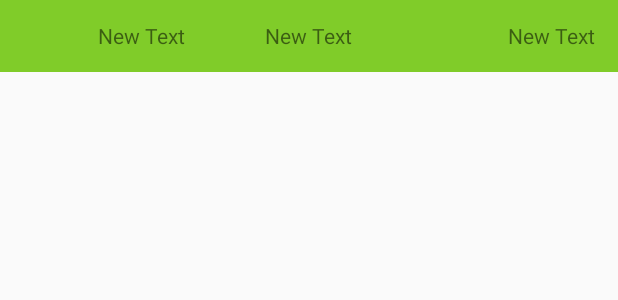
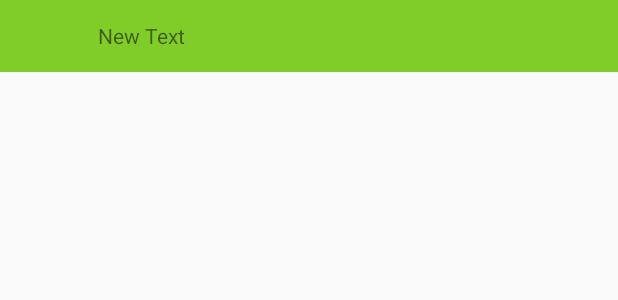
Before and after one commit to miweikeji/ourwork, an Android app: the layout activity_base.xml on its own in the app's theme, with its tools: preview values and no code run, on a phone screen of 412 x 824 dp. Shown: the top 300 px of the screen. Run offline under Robolectric (Android 15) with nearby library versions, the phone set to English and light mode, and no system bars.

Commit message:
完善标题栏（在NavigationBar类里）

```diff
--- a/app/src/main/java/com/miweikeji/app/views/NavigationBar.java
+++ b/app/src/main/java/com/miweikeji/app/views/NavigationBar.java
@@ -1,22 +1,85 @@
 package com.miweikeji.app.views;
 
+import android.app.Activity;
+import android.widget.ImageView;
 import android.widget.LinearLayout;
 import android.content.Context;
 import android.util.AttributeSet;
 import android.view.LayoutInflater;
 import android.view.View;
+import android.widget.RelativeLayout;
+import android.widget.TextView;
+
 import com.miweikeij.app.R;
 /**
  * Created by Administrator on 2015/10/2.
  */
-public class NavigationBar extends LinearLayout {
+public class NavigationBar extends LinearLayout implements View.OnClickListener {
 
+    private Activity activity;
+    private RelativeLayout  rl_navigation_bar;
+    private TextView tv_title;
+    private TextView tv_center_title;
+    private TextView tv_right_title;
+    private ImageView img_back;
     private Context context;
+
+    private RightOnClick rightOnClick;
+
+    public interface RightOnClick{
+        public void setRightOnClick();
+    }
+
+    public void setRightOnClick(RightOnClick rightOnClick){
+        this.rightOnClick = rightOnClick;
+    }
     public NavigationBar(Context context, AttributeSet attrs) {
         super(context, attrs);
         this.context = context;
         LayoutInflater inflater = (LayoutInflater) context.getSystemService(Context.LAYOUT_INFLATER_SERVICE);
         View layout = inflater.inflate(R.layout.navigation_bar, this);
 
+        rl_navigation_bar = (RelativeLayout)layout.findViewById(R.id.rl_navigation_bar);
+        tv_title = (TextView)layout.findViewById(R.id.tv_title);
+        tv_center_title = (TextView)layout.findViewById(R.id.tv_center_title);
+        tv_right_title = (TextView)layout.findViewById(R.id.tv_right_title);
+        img_back = (ImageView)layout.findViewById(R.id.img_back);
+        img_back.setOnClickListener(this);
+        tv_right_title.setOnClickListener(this);
+    }
+
+    private void setTitle(String title){
+        tv_title.setText(title);
+    }
+
+    private void setCenterTitle(String centerTitle){
+        tv_center_title.setVisibility(View.VISIBLE);
+        tv_title.setVisibility(View.INVISIBLE);
+        tv_center_title.setText(centerTitle);
+    }
+
+    private void setRightTitle(String rightTitle){
+        tv_right_title.setVisibility(View.VISIBLE);
+        tv_right_title.setText(rightTitle);
+    }
+
+
+    private void setBarInVisibile(){
+        rl_navigation_bar.setVisibility(View.GONE);
+    }
+
+    private void setContexts(Activity activity){
+        this.activity = activity;
+    }
+    @Override
+    public void onClick(View v) {
+        switch (v.getId()){
+            case R.id.img_back:
+                activity.finish();
+                break;
+            case R.id.tv_right_title:
+                rightOnClick.setRightOnClick();
+                break;
+        }
     }
 }
--- a/app/src/main/res/layout/navigation_bar.xml
+++ b/app/src/main/res/layout/navigation_bar.xml
@@ -3,6 +3,7 @@
     android:layout_width="match_parent" android:layout_height="match_parent">
 
     <RelativeLayout
+        android:id="@+id/rl_navigation_bar"
         android:layout_width="match_parent"
         android:layout_height="@dimen/all_title_bar_hight"
         android:layout_alignParentTop="true"
@@ -12,7 +13,7 @@
         <ImageView
             android:layout_width="wrap_content"
             android:layout_height="wrap_content"
-            android:id="@+id/imageView"
+            android:id="@+id/img_back"
             android:layout_centerVertical="true"
             android:layout_alignParentLeft="true"
             android:layout_marginLeft="15dp"
@@ -23,17 +24,18 @@
             android:layout_width="wrap_content"
             android:layout_height="wrap_content"
             android:text="New Text"
-            android:id="@+id/textView"
+            android:id="@+id/tv_title"
             android:layout_centerVertical="true"
             android:layout_marginLeft="50dp"
-            android:layout_toRightOf="@+id/imageView"
-            android:layout_toEndOf="@+id/imageView" />
+            android:layout_toRightOf="@+id/img_back"
+            android:layout_toEndOf="@+id/img_back" />
 
         <TextView
             android:layout_width="wrap_content"
             android:layout_height="wrap_content"
             android:text="New Text"
-            android:id="@+id/textView2"
+            android:id="@+id/tv_center_title"
+            android:visibility="invisible"
             android:layout_centerVertical="true"
             android:layout_centerHorizontal="true" />
 
@@ -41,7 +43,8 @@
             android:layout_width="wrap_content"
             android:layout_height="wrap_content"
             android:text="New Text"
-            android:id="@+id/textView3"
+            android:id="@+id/tv_right_title"
+            android:visibility="invisible"
             android:layout_centerVertical="true"
             android:layout_marginRight="15dp"
             android:layout_alignParentRight="true" />
```
